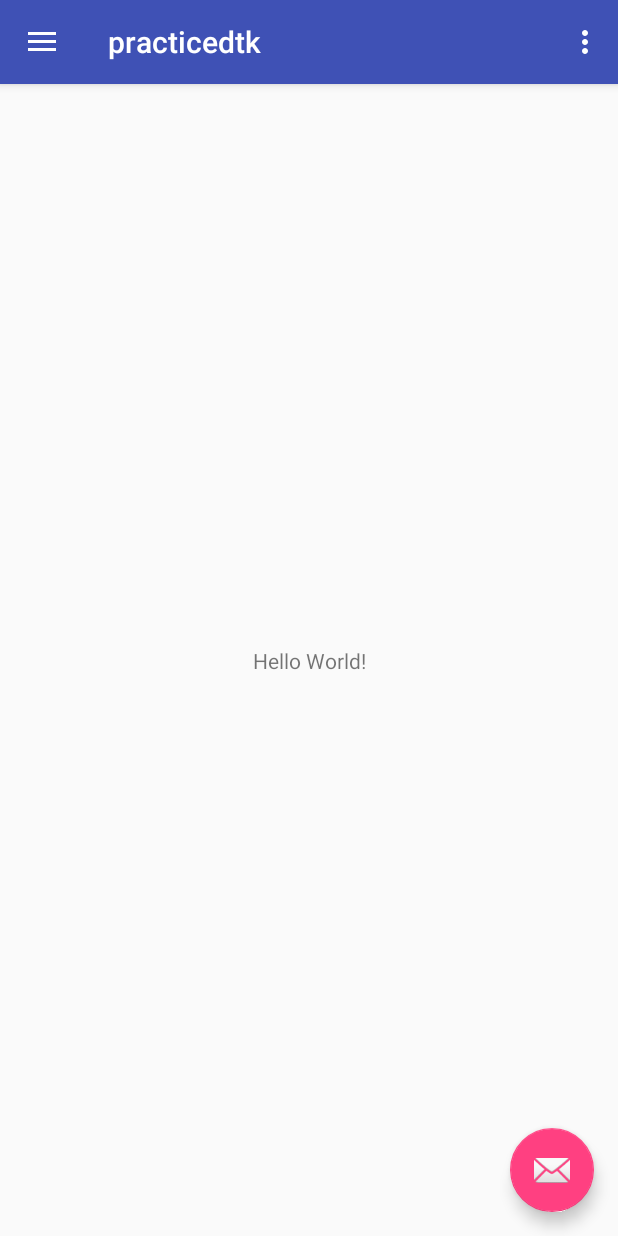
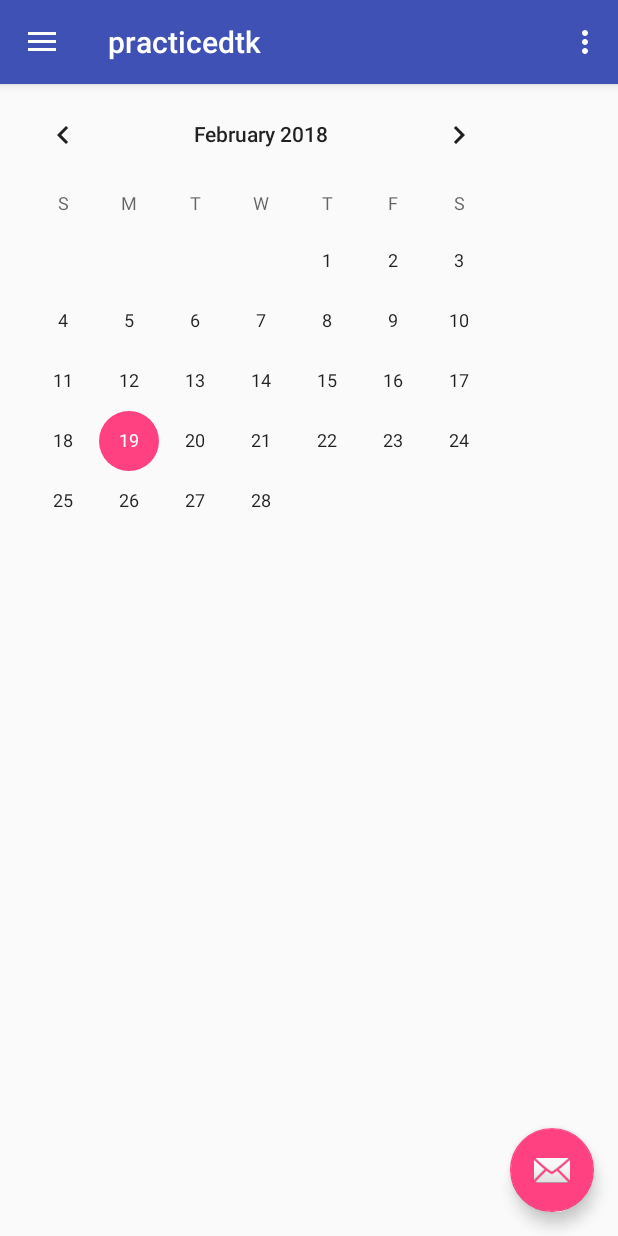
Before and after one commit to kudtk/practicedtk, an Android app: the screen it shows after launch (MainActivity), on a phone screen of 412 x 824 dp. Run offline under Robolectric (Android 15) with nearby library versions, the phone set to English and light mode, and no system bars.

Commit message:
Add CalenderView

```diff
--- a/app/src/main/java/com/dtk/practicedtk/Calender.kt
+++ b/app/src/main/java/com/dtk/practicedtk/Calender.kt
@@ -48,11 +48,11 @@ class Calender : Fragment() {
 
     override fun onAttach(context: Context?) {
         super.onAttach(context)
-        if (context is OnFragmentInteractionListener) {
-            mListener = context
-        } else {
-            throw RuntimeException(context!!.toString() + " must implement OnFragmentInteractionListener")
-        }
+//        if (context is OnFragmentInteractionListener) {
+//            mListener = context
+//        } else {
+//            throw RuntimeException(context!!.toString() + " must implement OnFragmentInteractionListener")
+//        }
     }
 
     override fun onDetach() {
--- a/app/src/main/res/layout/content_main.xml
+++ b/app/src/main/res/layout/content_main.xml
@@ -8,13 +8,12 @@
     tools:context="com.dtk.practicedtk.MainActivity"
     tools:showIn="@layout/app_bar_main">
 
-    <TextView
+    <fragment
+        android:id="@+id/fragment"
+        android:name="com.dtk.practicedtk.Calender"
         android:layout_width="wrap_content"
         android:layout_height="wrap_content"
-        android:text="Hello World!"
-        app:layout_constraintBottom_toBottomOf="parent"
-        app:layout_constraintLeft_toLeftOf="parent"
-        app:layout_constraintRight_toRightOf="parent"
-        app:layout_constraintTop_toTopOf="parent" />
+        tools:layout_editor_absoluteX="154dp"
+        tools:layout_editor_absoluteY="247dp" />
 
 </android.support.constraint.ConstraintLayout>
--- a/app/src/main/res/layout/fragment_calender.xml
+++ b/app/src/main/res/layout/fragment_calender.xml
@@ -5,9 +5,15 @@
     tools:context="com.dtk.practicedtk.Calender">
 
     <!-- TODO: Update blank fragment layout -->
-    <TextView
+
+    <android.support.constraint.ConstraintLayout
         android:layout_width="match_parent"
-        android:layout_height="match_parent"
-        android:text="@string/hello_blank_fragment" />
+        android:layout_height="match_parent">
+
+        <CalendarView
+            android:id="@+id/calendarView"
+            android:layout_width="wrap_content"
+            android:layout_height="wrap_content" />
+    </android.support.constraint.ConstraintLayout>
 
 </FrameLayout>
```
